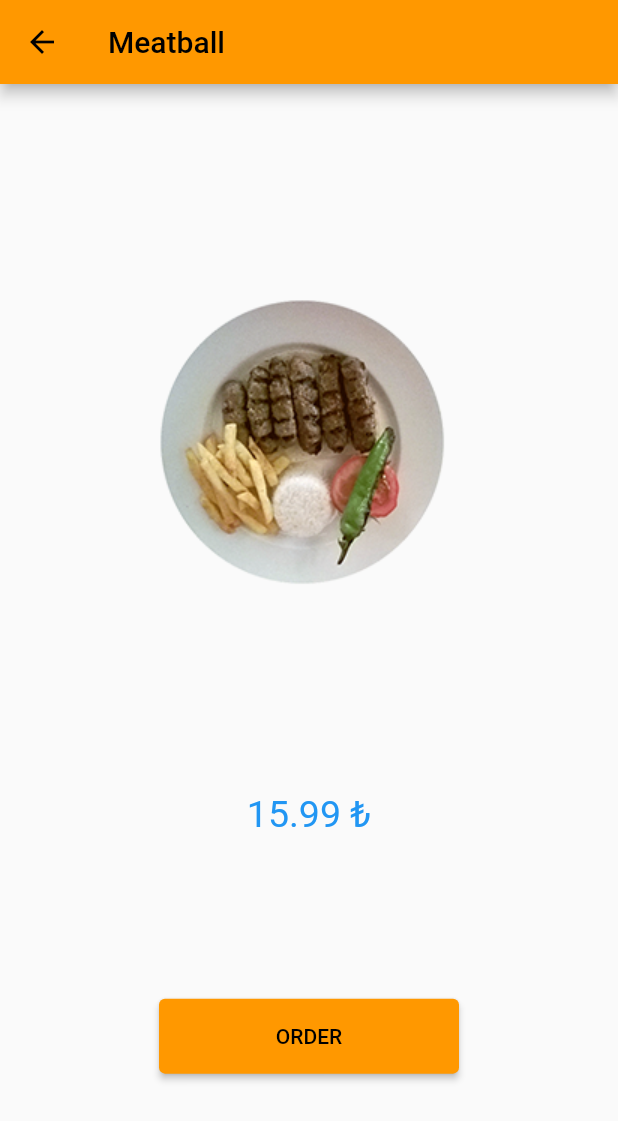
After one commit to BerkayAkdenx/food_app, a Flutter app: the screen it shows after launch, after a tap on "Meatball", on a phone screen of 412 x 824 dp. The commit adds this screen. Shown: the top 1121 px of the screen. Run offline on Flutter 3.47's test engine with Material 2 defaults, Android fonts, the phone set to English and light mode, and no system bars.

Commit message:
DetailPage.dart is completed and project is completed

```diff
--- /dev/null
+++ b/lib/DetailPage.dart
@@ -0,0 +1,44 @@
+import 'package:flutter/material.dart';
+
+import 'Foods.dart';
+
+class DetailPage extends StatefulWidget {
+  Foods food;
+
+  DetailPage(this.food);
+
+  @override
+  State<DetailPage> createState() => _DetailPageState();
+}
+
+class _DetailPageState extends State<DetailPage> {
+  @override
+  Widget build(BuildContext context) {
+    return Scaffold(
+      appBar: AppBar(
+        title: Text(widget.food.foodName),
+      ),
+      body: Center(
+        child: Column(
+          mainAxisAlignment: MainAxisAlignment.spaceEvenly,
+          children: [
+            Image.asset("Images/${widget.food.foodImagesName}"),
+            Text(
+              "${widget.food.foodPrize} \u{20BA}",
+              style: TextStyle(fontSize: 25, color: Colors.blue),
+            ),
+            SizedBox(
+              width: 200,
+              height: 50,
+              child: ElevatedButton(
+                  onPressed: () {
+                    print("ordered : ${widget.food.foodName}");
+                  },
+                  child: Text("ORDER")),
+            )
+          ],
+        ),
+      ),
+    );
+  }
+}
--- a/lib/Foods.dart
+++ b/lib/Foods.dart
@@ -1,4 +1,4 @@
-class Foods{
+class Foods {
   late int foodId;
   late String foodName;
   late String foodImagesName;
--- a/lib/main.dart
+++ b/lib/main.dart
@@ -1,4 +1,5 @@
 import 'package:flutter/material.dart';
+import 'package:food_app/DetailPage.dart';
 
 import 'Foods.dart';
 
@@ -64,7 +65,15 @@ class _MyHomePageState extends State<MyHomePage> {
               itemCount: foodList!.length,
               itemBuilder: (context, indeks) {
                 var food = foodList[indeks];
-                return Card(
+                return GestureDetector(
+                  onTap: () {
+                    Navigator.push(
+                        context,
+                        MaterialPageRoute(
+                          builder: (context) => DetailPage(food),
+                        ));
+                  },
+                  child: Card(
                     child: Row(
                       children: [
                         SizedBox(
@@ -84,13 +93,15 @@ class _MyHomePageState extends State<MyHomePage> {
                             ),
                             Text(
                               "${food.foodPrize} \u{20BA}",
-                            style: TextStyle(fontSize: 25, color: Colors.blue),
+                              style:
+                                  TextStyle(fontSize: 25, color: Colors.blue),
                             ),
                           ],
                         ),
                         Spacer(),
                         Icon(Icons.keyboard_arrow_right)
                       ],
+                    ),
                   ),
                 );
               },
```
Lines whose indentation alone changed are shown as unchanged.
